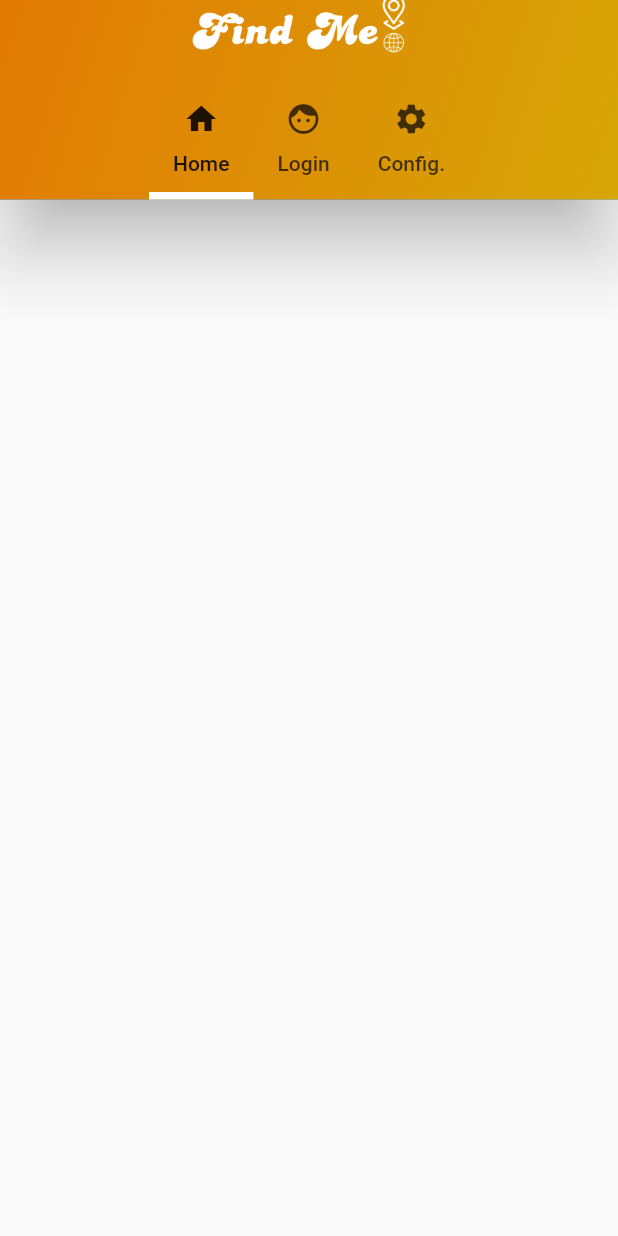
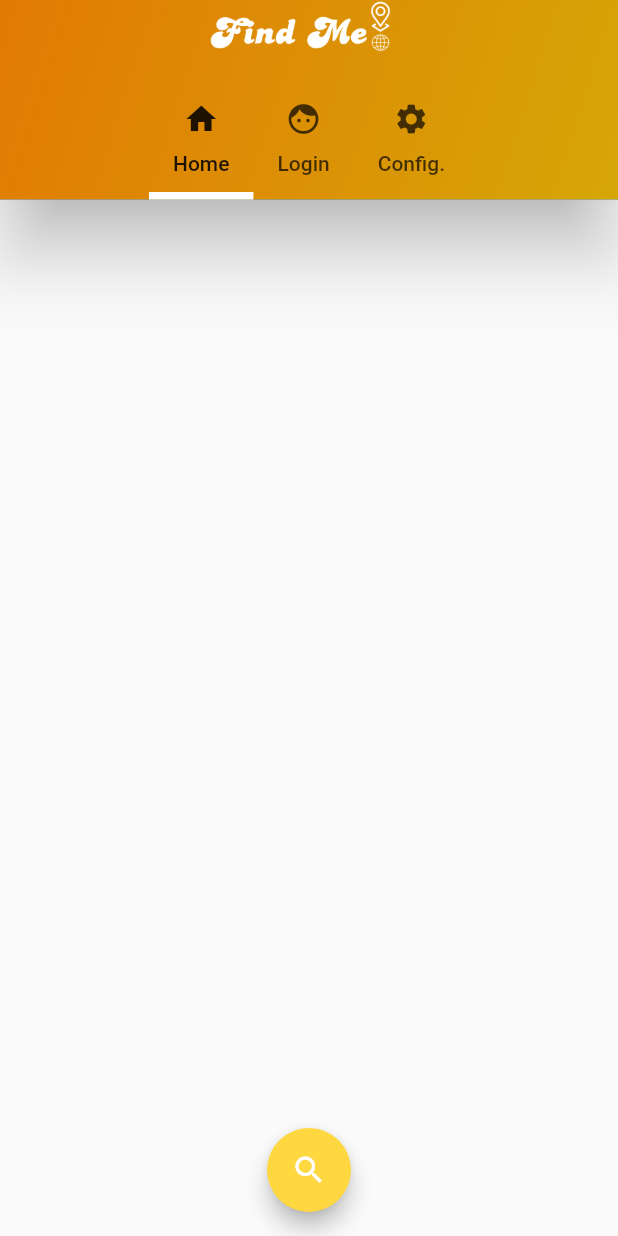
Before and after one commit to JulioHeroZ/Find-Me, a Flutter app: the screen it shows after launch, on a phone screen of 412 x 824 dp. Run offline on Flutter 3.47's test engine with Material 2 defaults, Android fonts, the phone set to English and light mode, and no system bars.

Commit message:
Adição do botão flutuante de procura e ajuste no nome do projeto

```diff
--- a/lib/home/widgets/my_app_bar.dart
+++ b/lib/home/widgets/my_app_bar.dart
@@ -1,4 +1,5 @@
 import 'package:flutter/material.dart';
+import 'package:nubankproject/home/home_page.dart';
 
 class MyAppBar extends StatelessWidget {
   @override
@@ -8,7 +9,7 @@ class MyAppBar extends StatelessWidget {
           appBar: AppBar(
             title: Image.asset(
               "assets/images/logo.png",
-              height: 200,
+              height: 150,
               width: 200,
             ),
             centerTitle: true,
@@ -38,6 +39,13 @@ class MyAppBar extends StatelessWidget {
             titleSpacing: 20,
           ),
           body: Container(),
+          floatingActionButton: FloatingActionButton(
+            onPressed: () {},
+            backgroundColor: Colors.amberAccent,
+            child: const Icon(Icons.search),
+          ),
+          floatingActionButtonLocation:
+              FloatingActionButtonLocation.centerFloat,
         ),
       );
 }
```
Also changed, not shown: 1 other file.
